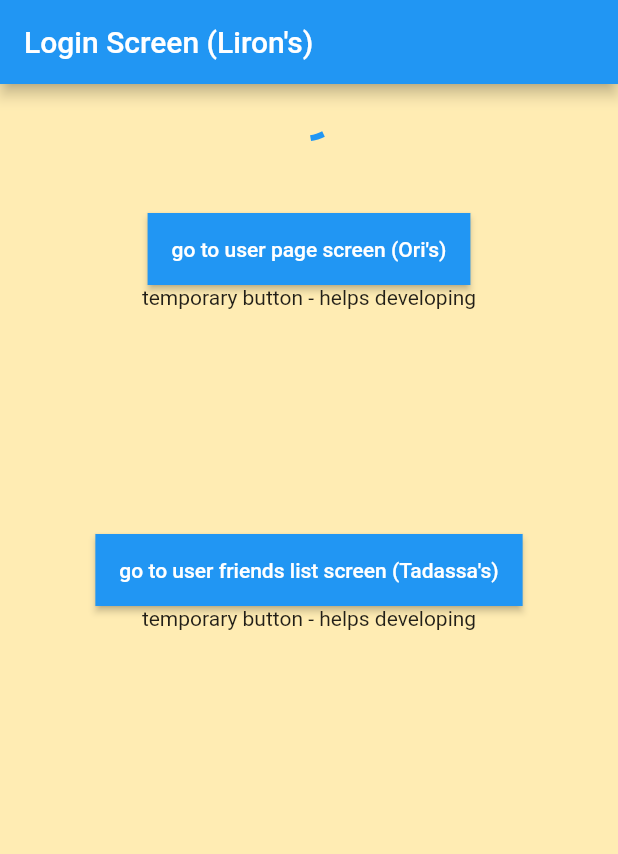
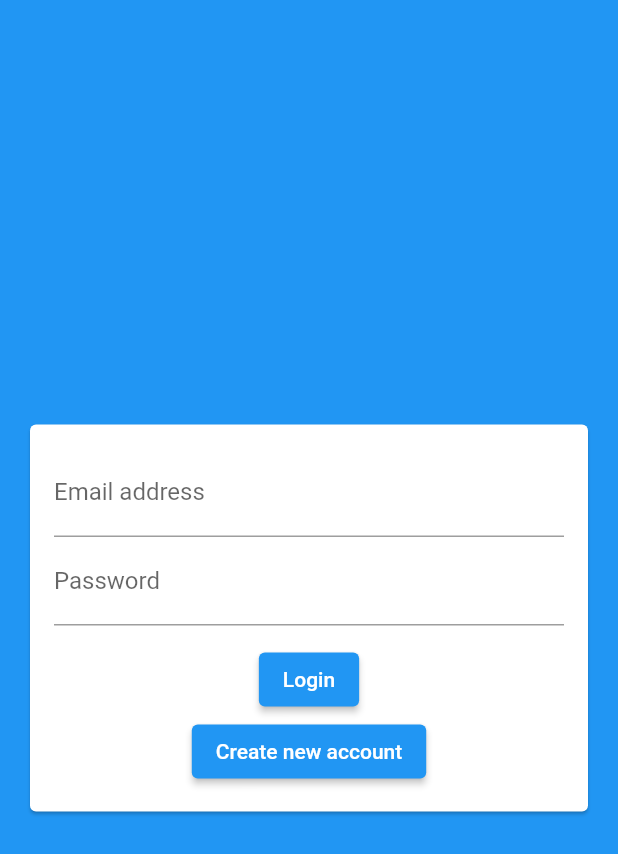
Before and after one commit to eviatar-ben/Bumper, a Flutter app: the screen it shows after launch, on a phone screen of 412 x 824 dp. Shown: the top 854 px of the screen. Run offline on Flutter 3.47's test engine with Material 2 defaults, Android fonts, the phone set to English and light mode, and no system bars; our stand-ins replace cloud_firestore, firebase_auth, firebase_core, firebase_storage, image_picker; accounts and stored records are empty.

Commit message:
login page, fixed imports

```diff
--- a/lib/main.dart
+++ b/lib/main.dart
@@ -1,8 +1,11 @@
+import 'package:firebase_auth/firebase_auth.dart';
+import 'package:firebase_core/firebase_core.dart';
 import 'package:flutter/material.dart';
 
-import './AuthenticationScreen.dart';
-import './UserPageScreen.dart';
-import './UserFreindsListScreen.dart';
+import 'UserPageScreen.dart';
+import 'UserFreindsListScreen.dart';
+import 'screen/AuthenticationScreen.dart';
+import 'widgets/WaitingWidget.dart';
 
 void main() {
   runApp(MyApp());
@@ -18,7 +21,7 @@ class MyApp extends StatelessWidget {
           primarySwatch: Colors.blue,
           visualDensity: VisualDensity.adaptivePlatformDensity,
           backgroundColor: Colors.amber[100]),
-      home: AuthenticationScreen(),
+      home: LandingPage(),
       routes: {
         // using 'routs' we bind between the route(name) to the class
         // to easly move to the other class(screen)
@@ -29,3 +32,39 @@ class MyApp extends StatelessWidget {
     );
   }
 }
+
+class LandingPage extends StatelessWidget {
+  final Future<FirebaseApp> _init = Firebase.initializeApp();
+
+  @override
+  Widget build(BuildContext context) {
+    return FutureBuilder(
+        future: _init,
+        builder: (context, snapshot) {
+          if (snapshot.hasError) {
+            return Scaffold(
+                body: Center(
+              child: Text("Error with firebase ${snapshot.error}"),
+            ));
+          }
+
+          if (snapshot.connectionState == ConnectionState.done) {
+            print("In done");
+            return StreamBuilder(
+                stream: FirebaseAuth.instance.authStateChanges(),
+                builder: (context, snapshot) {
+                  if (snapshot.connectionState == ConnectionState.active) {
+                    User user = snapshot.data;
+                    if (user == null) {
+                      return AuthenticationScreen();
+                    }
+                    return AuthenticationScreen();
+                  }
+                  return WaitingWidget();
+                });
+          }
+
+          return WaitingWidget();
+        });
+  }
+}
--- /dev/null
+++ b/lib/widgets/AuthForm.dart
@@ -0,0 +1,156 @@
+import 'dart:io';
+
+import 'package:flutter/material.dart';
+
+import 'UserImagePicker.dart';
+
+class AuthForm extends StatefulWidget {
+  AuthForm(
+    this.submitFn,
+    this.isLoading,
+  );
+
+  final bool isLoading;
+  final void Function(
+    String email,
+    String password,
+    String userName,
+    File image,
+    bool isLogin,
+    BuildContext ctx,
+  ) submitFn;
+
+  @override
+  _AuthFormState createState() => _AuthFormState();
+}
+
+class _AuthFormState extends State<AuthForm> {
+  final _formKey = GlobalKey<FormState>();
+  var _isLogin = true;
+  var _userEmail = '';
+  var _userName = '';
+  var _userPassword = '';
+  File _userImageFile;
+
+  void _pickedImage(File image) {
+    _userImageFile = image;
+  }
+
+  void _trySubmit() {
+    final isValid = _formKey.currentState.validate();
+    FocusScope.of(context).unfocus();
+
+    if (_userImageFile == null && !_isLogin) {
+      ScaffoldMessenger.of(context).showSnackBar(
+        SnackBar(
+          content: Text('Please pick an image.'),
+          backgroundColor: Theme.of(context).errorColor,
+        ),
+      );
+      return;
+    }
+
+    if (isValid) {
+      _formKey.currentState.save();
+      widget.submitFn(
+        _userEmail.trim(),
+        _userPassword.trim(),
+        _userName.trim(),
+        _userImageFile,
+        _isLogin,
+        context,
+      );
+    }
+  }
+
+  @override
+  Widget build(BuildContext context) {
+    return Center(
+      child: Card(
+        margin: EdgeInsets.all(20),
+        child: SingleChildScrollView(
+          child: Padding(
+            padding: EdgeInsets.all(16),
+            child: Form(
+              key: _formKey,
+              child: Column(
+                mainAxisSize: MainAxisSize.min,
+                children: <Widget>[
+                  if (!_isLogin) UserImagePicker(_pickedImage),
+                  TextFormField(
+                    key: ValueKey('email'),
+                    autocorrect: false,
+                    textCapitalization: TextCapitalization.none,
+                    enableSuggestions: false,
+                    validator: (value) {
+                      if (value.isEmpty || !value.contains('@')) {
+                        return 'Please enter a valid email address.';
+                      }
+                      return null;
+                    },
+                    keyboardType: TextInputType.emailAddress,
+                    decoration: InputDecoration(
+                      labelText: 'Email address',
+                    ),
+                    onSaved: (value) {
+                      _userEmail = value;
+                    },
+                  ),
+                  if (!_isLogin)
+                    TextFormField(
+                      key: ValueKey('username'),
+                      autocorrect: true,
+                      textCapitalization: TextCapitalization.words,
+                      enableSuggestions: false,
+                      validator: (value) {
+                        if (value.isEmpty || value.length < 4) {
+                          return 'Please enter at least 4 characters';
+                        }
+                        return null;
+                      },
+                      decoration: InputDecoration(labelText: 'Username'),
+                      onSaved: (value) {
+                        _userName = value;
+                      },
+                    ),
+                  TextFormField(
+                    key: ValueKey('password'),
+                    validator: (value) {
+                      if (value.isEmpty || value.length < 7) {
+                        return 'Password must be at least 7 characters long.';
+                      }
+                      return null;
+                    },
+                    decoration: InputDecoration(labelText: 'Password'),
+                    obscureText: true,
+                    onSaved: (value) {
+                      _userPassword = value;
+                    },
+                  ),
+                  SizedBox(height: 12),
+                  if (widget.isLoading) CircularProgressIndicator(),
+                  if (!widget.isLoading)
+                    ElevatedButton(
+                      child: Text(_isLogin ? 'Login' : 'Signup'),
+                      onPressed: _trySubmit,
+                    ),
+                  if (!widget.isLoading)
+                    ElevatedButton(
+                      child: Text(_isLogin
+                          ? 'Create new account'
+                          : 'I already have an account'),
+                      onPressed: () {
+                        setState(() {
+                          _isLogin = !_isLogin;
+                        });
+                      },
+                    )
+                ],
+              ),
+            ),
+          ),
+        ),
+      ),
+    );
+  }
+}
```
Also changed, not shown: lib/UserFreindsListScreen.dart (+3 -4 lines), lib/widgets/UserImagePicker.dart (added, +48 -0 lines), lib/widgets/WaitingWidget.dart (added, +20 -0 lines), pubspec.yaml (+5 -3 lines), pubspec.lock.
